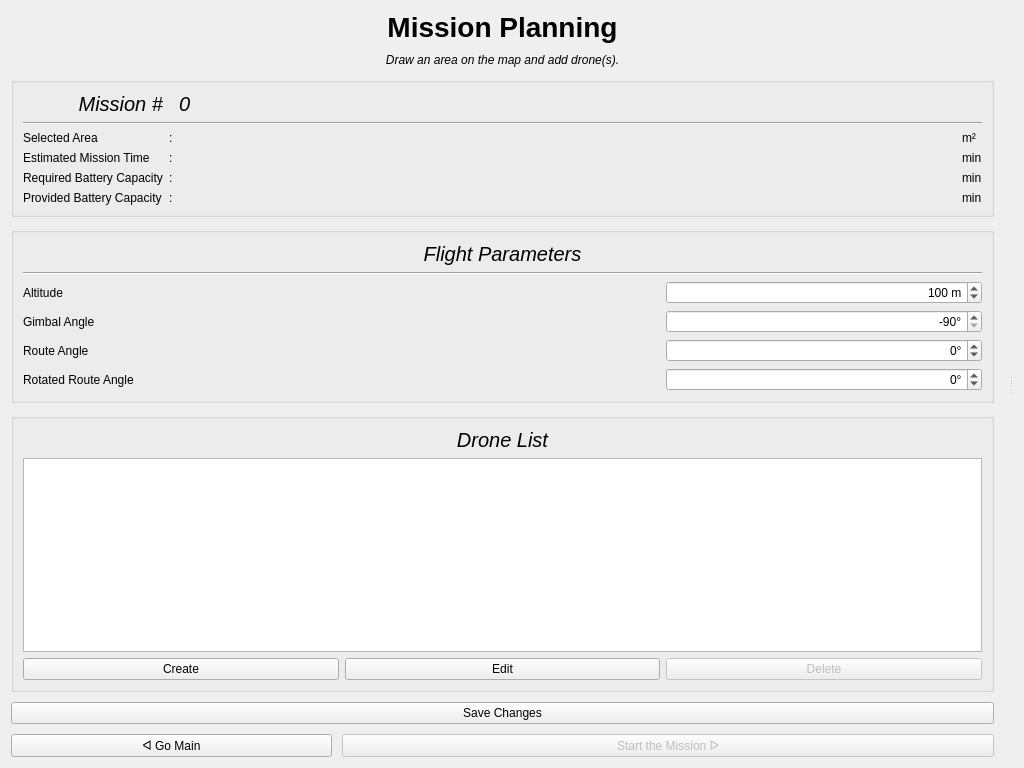
Qt form UI/Preflight2/pre2_design.ui (cmpe-DroneLab/GeoFly3D) before a commit.
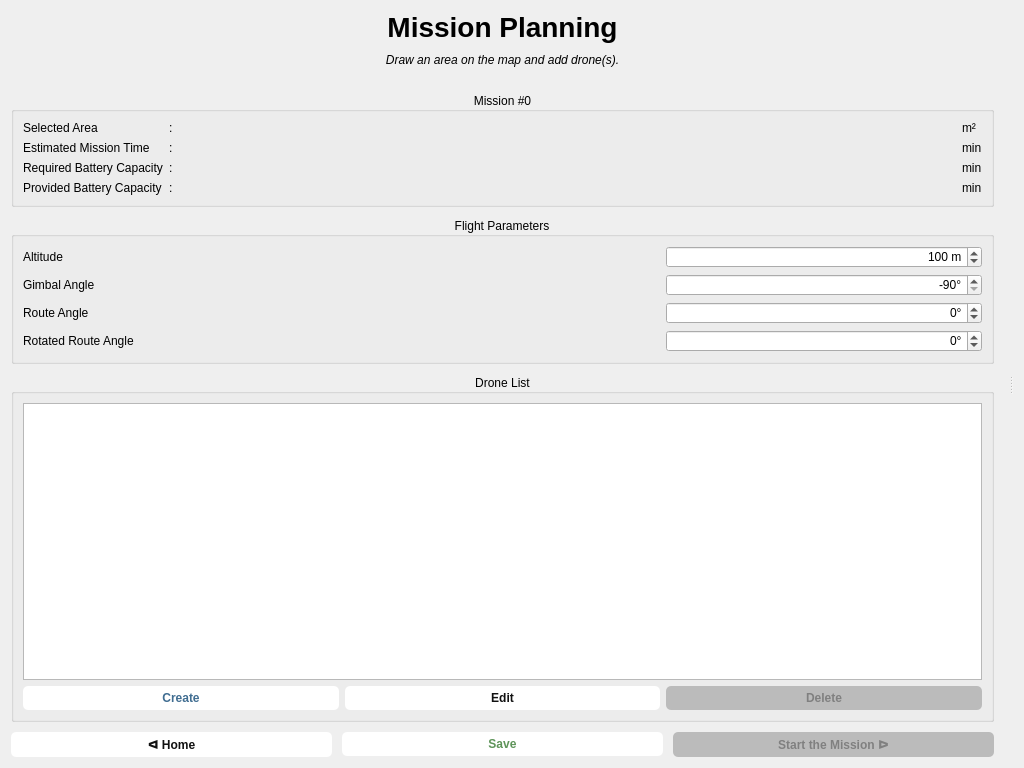
The same form after that commit.

Commit message: Improved left column design

What changed in the file:
```diff
--- a/UI/Preflight2/pre2_design.ui
+++ b/UI/Preflight2/pre2_design.ui
@@ -13,14 +13,50 @@
   <property name="windowTitle">
    <string>Form</string>
   </property>
+  <property name="styleSheet">
+   <string notr="true">QPushButton {
+    color: #111111;
+    background-color: #ffffff;
+    padding: 5px 10px;
+    font-weight: 500;
+    border-radius: 5px;
+    border: 0px;
+}
+
+QPushButton:focus { border: 1px solid darkgrey; }
+QPushButton:hover { background-color: #bebebe; }
+QPushButton:pressed { color: white; background-color: #5c5c5c; }
+QPushButton:disabled { color: grey; background-color: #bbbbbb; }
+
+#btn_save { color: #5e9459; }
+#btn_save:hover { background-color: #d3e6d1;}
+#btn_save:pressed { color: white; background-color: #71946d; }
+#btn_save:disabled { color: grey; background-color: #bbbbbb; }
+
+#btn_delete_drone { color: #b85a5a; }
+#btn_delete_drone:hover { background-color: #f5c9c9; }
+#btn_delete_drone:pressed { color: white; background-color: #b85656; }
+#btn_delete_drone:disabled { color: grey; background-color: #bbbbbb; }
+
+#btn_add_drone { color: #406d91; }
+#btn_add_drone:hover { background-color: #bcd4e8; }
+#btn_add_drone:pressed { color: white; background-color: #5785ad; }
+#btn_add_drone:disabled { color: grey; background-color: #bbbbbb; }
+
+#btn_start { color: #a33ea3; }
+#btn_start:hover { background-color: #f7c3f7; }
+#btn_start:pressed { color: white; background-color: #a33ea3; }
+#btn_start:disabled { color: grey; background-color: #bbbbbb; }
+</string>
+  </property>
   <layout class="QHBoxLayout" name="horizontalLayout">
    <item>
     <widget class="QSplitter" name="splitter">
      <property name="orientation">
       <enum>Qt::Horizontal</enum>
      </property>
-     <widget class="QWidget" name="">
-      <layout class="QVBoxLayout" name="v_lay_left" stretch="0,0,0,0,0,0">
+     <widget class="QWidget" name="layoutWidget">
+      <layout class="QVBoxLayout" name="v_lay_left" stretch="0,0,0,0,0,0,0">
        <property name="spacing">
         <number>10</number>
        </property>
@@ -58,196 +94,168 @@
          </property>
         </widget>
        </item>
+       <item>
+        <spacer name="verticalSpacer">
+         <property name="orientation">
+          <enum>Qt::Vertical</enum>
+         </property>
+         <property name="sizeType">
+          <enum>QSizePolicy::Fixed</enum>
+         </property>
+         <property name="sizeHint" stdset="0">
+          <size>
+           <width>20</width>
+           <height>15</height>
+          </size>
+         </property>
+        </spacer>
+       </item>
        <item>
         <widget class="QGroupBox" name="gb_mission">
          <property name="title">
-          <string/>
+          <string>Mission #0</string>
+         </property>
+         <property name="alignment">
+          <set>Qt::AlignCenter</set>
          </property>
          <layout class="QGridLayout" name="gridLayout" columnstretch="0,0,1,0">
-          <item row="2" column="0">
-           <widget class="QLabel" name="selected_area_label">
-            <property name="text">
-             <string>Selected Area</string>
-            </property>
-           </widget>
-          </item>
-          <item row="3" column="2">
-           <widget class="QLabel" name="mission_time_value">
-            <property name="text">
-             <string/>
-            </property>
-            <property name="alignment">
-             <set>Qt::AlignRight|Qt::AlignTrailing|Qt::AlignVCenter</set>
-            </property>
-           </widget>
-          </item>
-          <item row="2" column="3">
-           <widget class="QLabel" name="selected_area_unit">
-            <property name="text">
-             <string>m²</string>
-            </property>
-           </widget>
-          </item>
-          <item row="6" column="0">
-           <widget class="QLabel" name="batt_required_label">
-            <property name="text">
-             <string>Required Battery Capacity</string>
-            </property>
-           </widget>
-          </item>
-          <item row="1" column="0" colspan="4">
-           <widget class="Line" name="line_2">
-            <property name="orientation">
-             <enum>Qt::Horizontal</enum>
-            </property>
-           </widget>
-          </item>
-          <item row="7" column="0">
-           <widget class="QLabel" name="batt_provided_label">
-            <property name="text">
-             <string>Provided Battery Capacity</string>
-            </property>
-           </widget>
-          </item>
-          <item row="0" column="0">
-           <widget class="QLabel" name="label_mission_information">
-            <property name="font">
-             <font>
-              <pointsize>15</pointsize>
-              <italic>true</italic>
-             </font>
-            </property>
-            <property name="text">
-             <string>Mission #</string>
-            </property>
-            <property name="alignment">
-             <set>Qt::AlignRight|Qt::AlignTrailing|Qt::AlignVCenter</set>
-            </property>
-           </widget>
-          </item>
-          <item row="6" column="2">
-           <widget class="QLabel" name="batt_required_value">
-            <property name="text">
-             <string/>
-            </property>
-            <property name="alignment">
-             <set>Qt::AlignRight|Qt::AlignTrailing|Qt::AlignVCenter</set>
-            </property>
-           </widget>
-          </item>
-          <item row="7" column="2">
-           <widget class="QLabel" name="batt_provided_value">
-            <property name="text">
-             <string/>
-            </property>
-            <property name="alignment">
-             <set>Qt::AlignRight|Qt::AlignTrailing|Qt::AlignVCenter</set>
-            </property>
-           </widget>
-          </item>
-          <item row="7" column="3">
-           <widget class="QLabel" name="batt_provided_unit">
-            <property name="text">
-             <string>min</string>
-            </property>
-           </widget>
-          </item>
-          <item row="6" column="3">
+          <item row="4" column="3">
            <widget class="QLabel" name="batt_required_unit">
             <property name="text">
              <string>min</string>
             </property>
            </widget>
           </item>
-          <item row="3" column="3">
-           <widget class="QLabel" name="mission_time_unit">
-            <property name="text">
-             <string>min</string>
-            </property>
-           </widget>
-          </item>
-          <item row="2" column="2">
-           <widget class="QLabel" name="selected_area_value">
-            <property name="text">
-             <string/>
-            </property>
-            <property name="alignment">
-             <set>Qt::AlignRight|Qt::AlignTrailing|Qt::AlignVCenter</set>
-            </property>
-           </widget>
-          </item>
-          <item row="3" column="0">
+          <item row="1" column="0">
            <widget class="QLabel" name="mission_time_label">
             <property name="text">
              <string>Estimated Mission Time</string>
             </property>
            </widget>
           </item>
-          <item row="0" column="2">
-           <widget class="QLabel" name="id_label">
-            <property name="font">
-             <font>
-              <pointsize>15</pointsize>
-              <italic>true</italic>
-             </font>
-            </property>
-            <property name="text">
-             <string>0</string>
-            </property>
-           </widget>
-          </item>
-          <item row="2" column="1">
+          <item row="0" column="1">
            <widget class="QLabel" name="colon_1">
             <property name="text">
              <string>:</string>
             </property>
            </widget>
           </item>
-          <item row="3" column="1">
+          <item row="1" column="1">
            <widget class="QLabel" name="colon_2">
             <property name="text">
              <string>:</string>
             </property>
            </widget>
           </item>
-          <item row="6" column="1">
-           <widget class="QLabel" name="colon_3">
+          <item row="5" column="2">
+           <widget class="QLabel" name="batt_provided_value">
             <property name="text">
-             <string>:</string>
+             <string/>
             </property>
+            <property name="alignment">
+             <set>Qt::AlignRight|Qt::AlignTrailing|Qt::AlignVCenter</set>
+            </property>
            </widget>
           </item>
-          <item row="7" column="1">
+          <item row="4" column="0">
+           <widget class="QLabel" name="batt_required_label">
+            <property name="text">
+             <string>Required Battery Capacity</string>
+            </property>
+           </widget>
+          </item>
+          <item row="0" column="2">
+           <widget class="QLabel" name="selected_area_value">
+            <property name="text">
+             <string/>
+            </property>
+            <property name="alignment">
+             <set>Qt::AlignRight|Qt::AlignTrailing|Qt::AlignVCenter</set>
+            </property>
+           </widget>
+          </item>
+          <item row="5" column="3">
+           <widget class="QLabel" name="batt_provided_unit">
+            <property name="text">
+             <string>min</string>
+            </property>
+           </widget>
+          </item>
+          <item row="4" column="2">
+           <widget class="QLabel" name="batt_required_value">
+            <property name="text">
+             <string/>
+            </property>
+            <property name="alignment">
+             <set>Qt::AlignRight|Qt::AlignTrailing|Qt::AlignVCenter</set>
+            </property>
+           </widget>
+          </item>
+          <item row="5" column="1">
            <widget class="QLabel" name="colon_4">
             <property name="text">
              <string>:</string>
             </property>
            </widget>
           </item>
+          <item row="0" column="3">
+           <widget class="QLabel" name="selected_area_unit">
+            <property name="text">
+             <string>m²</string>
+            </property>
+           </widget>
+          </item>
+          <item row="1" column="2">
+           <widget class="QLabel" name="mission_time_value">
+            <property name="text">
+             <string/>
+            </property>
+            <property name="alignment">
+             <set>Qt::AlignRight|Qt::AlignTrailing|Qt::AlignVCenter</set>
+            </property>
+           </widget>
+          </item>
+          <item row="5" column="0">
+           <widget class="QLabel" name="batt_provided_label">
+            <property name="text">
+             <string>Provided Battery Capacity</string>
+            </property>
+           </widget>
+          </item>
+          <item row="4" column="1">
+           <widget class="QLabel" name="colon_3">
+            <property name="text">
+             <string>:</string>
+            </property>
+           </widget>
+          </item>
+          <item row="1" column="3">
+           <widget class="QLabel" name="mission_time_unit">
+            <property name="text">
+             <string>min</string>
+            </property>
+           </widget>
+          </item>
+          <item row="0" column="0">
+           <widget class="QLabel" name="selected_area_label">
+            <property name="text">
+             <string>Selected Area</string>
+            </property>
+           </widget>
+          </item>
          </layout>
         </widget>
        </item>
        <item>
         <widget class="QGroupBox" name="groupBox">
          <property name="title">
-          <string/>
+          <string>Flight Parameters</string>
+         </property>
+         <property name="alignment">
+          <set>Qt::AlignCenter</set>
          </property>
          <layout class="QGridLayout" name="gridLayout_2">
-          <item row="5" column="0" colspan="2">
-           <widget class="QLabel" name="label_route_angle">
-            <property name="text">
-             <string>Route Angle</string>
-            </property>
-           </widget>
-          </item>
-          <item row="3" column="0" colspan="2">
-           <widget class="QLabel" name="label_altitude">
-            <property name="text">
-             <string>Altitude</string>
-            </property>
-           </widget>
-          </item>
-          <item row="3" column="2">
+          <item row="1" column="2">
            <widget class="QSpinBox" name="spinbox_altitude">
             <property name="alignment">
              <set>Qt::AlignRight|Qt::AlignTrailing|Qt::AlignVCenter</set>
@@ -266,14 +274,14 @@
             </property>
            </widget>
           </item>
-          <item row="6" column="0" colspan="2">
-           <widget class="QLabel" name="label_rotated_route_angle">
+          <item row="2" column="0" colspan="2">
+           <widget class="QLabel" name="label_gimbal_angle">
             <property name="text">
-             <string>Rotated Route Angle</string>
+             <string>Gimbal Angle</string>
             </property>
            </widget>
           </item>
-          <item row="4" column="2">
+          <item row="2" column="2">
            <widget class="QSpinBox" name="spinbox_gimbal">
             <property name="alignment">
              <set>Qt::AlignRight|Qt::AlignTrailing|Qt::AlignVCenter</set>
@@ -292,21 +300,21 @@
             </property>
            </widget>
           </item>
-          <item row="1" column="0" colspan="3">
-           <widget class="Line" name="line">
-            <property name="orientation">
-             <enum>Qt::Horizontal</enum>
+          <item row="3" column="0" colspan="2">
+           <widget class="QLabel" name="label_route_angle">
+            <property name="text">
+             <string>Route Angle</string>
             </property>
            </widget>
           </item>
           <item row="4" column="0" colspan="2">
-           <widget class="QLabel" name="label_gimbal_angle">
+           <widget class="QLabel" name="label_rotated_route_angle">
             <property name="text">
-             <string>Gimbal Angle</string>
+             <string>Rotated Route Angle</string>
             </property>
            </widget>
           </item>
-          <item row="5" column="2">
+          <item row="3" column="2">
            <widget class="QSpinBox" name="spinbox_route_angle">
             <property name="alignment">
              <set>Qt::AlignRight|Qt::AlignTrailing|Qt::AlignVCenter</set>
@@ -322,23 +330,14 @@
             </property>
            </widget>
           </item>
-          <item row="0" column="0" colspan="3">
-           <widget class="QLabel" name="label_flight_parameters">
-            <property name="font">
-             <font>
-              <pointsize>15</pointsize>
-              <italic>true</italic>
-             </font>
-            </property>
+          <item row="1" column="0" colspan="2">
+           <widget class="QLabel" name="label_altitude">
             <property name="text">
-             <string>Flight Parameters</string>
-            </property>
-            <property name="alignment">
-             <set>Qt::AlignCenter</set>
+             <string>Altitude</string>
             </property>
            </widget>
           </item>
-          <item row="6" column="2">
+          <item row="4" column="2">
            <widget class="QSpinBox" name="spinbox_rotated_route_angle">
             <property name="alignment">
              <set>Qt::AlignRight|Qt::AlignTrailing|Qt::AlignVCenter</set>
@@ -360,25 +359,12 @@
        <item>
         <widget class="QGroupBox" name="gb_drones">
          <property name="title">
-          <string/>
+          <string>Drone List</string>
+         </property>
+         <property name="alignment">
+          <set>Qt::AlignCenter</set>
          </property>
          <layout class="QVBoxLayout" name="verticalLayout_2">
-          <item>
-           <widget class="QLabel" name="label_drones">
-            <property name="font">
-             <font>
-              <pointsize>15</pointsize>
-              <italic>true</italic>
-             </font>
-            </property>
-            <property name="text">
-             <string>Drone List</string>
-            </property>
-            <property name="alignment">
-             <set>Qt::AlignCenter</set>
-            </property>
-           </widget>
-          </item>
           <item>
            <widget class="QListWidget" name="listWidget"/>
           </item>
@@ -418,11 +404,18 @@
          <item row="3" column="0">
           <widget class="QPushButton" name="btn_cancel">
            <property name="text">
-            <string>ᐊ Go Main</string>
+            <string>ᐊ Home</string>
            </property>
           </widget>
          </item>
-         <item row="3" column="1" colspan="2">
+         <item row="3" column="1">
+          <widget class="QPushButton" name="btn_save">
+           <property name="text">
+            <string>Save</string>
+           </property>
+          </widget>
+         </item>
+         <item row="3" column="2">
           <widget class="QPushButton" name="btn_start">
            <property name="enabled">
             <bool>false</bool>
@@ -432,18 +425,11 @@
            </property>
           </widget>
          </item>
-         <item row="2" column="0" colspan="3">
-          <widget class="QPushButton" name="btn_save">
-           <property name="text">
-            <string>Save Changes</string>
-           </property>
-          </widget>
-         </item>
         </layout>
        </item>
       </layout>
      </widget>
-     <widget class="QWidget" name="">
+     <widget class="QWidget" name="layoutWidget">
       <layout class="QVBoxLayout" name="v_lay_right"/>
      </widget>
     </widget>
```
The commit also changes 15 other files.
